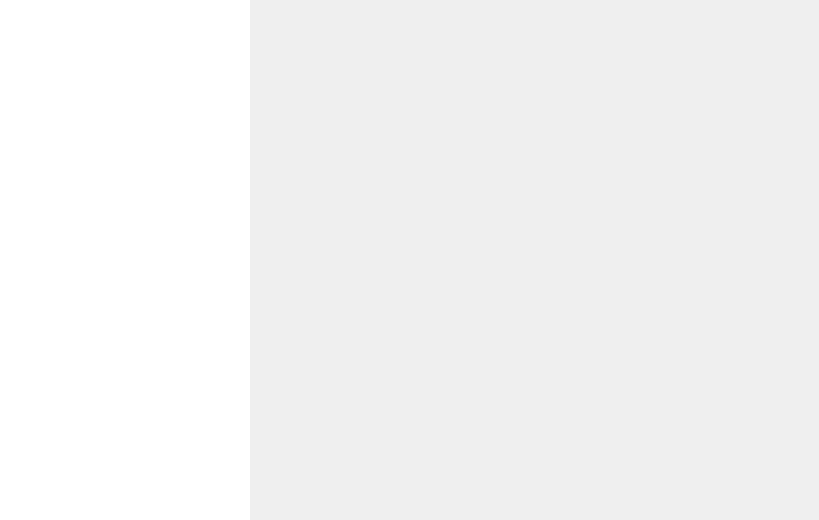
Old version of the form Include/imtgui/CCompositeObjectViewComp.ui in the repository ImagingTools/ImtCore.
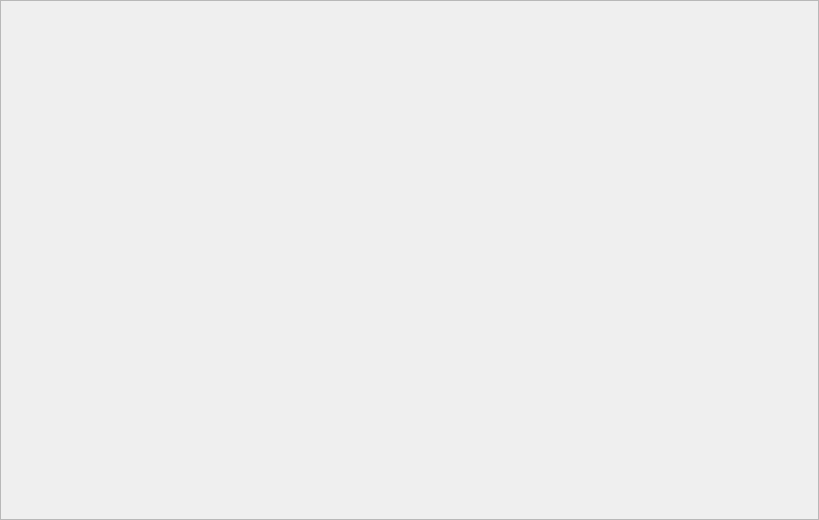
New version of the form.

Commit message: Introduced view extenders for CCompositeObjectViewComp

```diff
--- a/Include/imtgui/CCompositeObjectViewComp.ui
+++ b/Include/imtgui/CCompositeObjectViewComp.ui
@@ -137,113 +137,14 @@
     <number>0</number>
    </property>
    <item>
-    <layout class="QHBoxLayout" name="horizontalLayout_3">
-     <property name="spacing">
-      <number>0</number>
+    <widget class="QFrame" name="frame">
+     <property name="frameShape">
+      <enum>QFrame::StyledPanel</enum>
      </property>
-     <item>
-      <widget class="QFrame" name="LeftFrame">
-       <property name="minimumSize">
-        <size>
-         <width>250</width>
-         <height>0</height>
-        </size>
-       </property>
-       <property name="maximumSize">
-        <size>
-         <width>250</width>
-         <height>16777215</height>
-        </size>
-       </property>
-       <property name="frameShape">
-        <enum>QFrame::NoFrame</enum>
-       </property>
-       <property name="frameShadow">
-        <enum>QFrame::Raised</enum>
-       </property>
-       <layout class="QVBoxLayout" name="verticalLayout_4">
-        <property name="spacing">
-         <number>0</number>
-        </property>
-        <property name="leftMargin">
-         <number>0</number>
-        </property>
-        <property name="topMargin">
-         <number>0</number>
-        </property>
-        <property name="rightMargin">
-         <number>0</number>
-        </property>
-        <property name="bottomMargin">
-         <number>0</number>
-        </property>
-        <item>
-         <widget class="QListView" name="TaskList">
-          <property name="frameShape">
-           <enum>QFrame::NoFrame</enum>
-          </property>
-          <property name="verticalScrollBarPolicy">
-           <enum>Qt::ScrollBarAlwaysOff</enum>
-          </property>
-          <property name="horizontalScrollBarPolicy">
-           <enum>Qt::ScrollBarAlwaysOff</enum>
-          </property>
-          <property name="iconSize">
-           <size>
-            <width>230</width>
-            <height>220</height>
-           </size>
-          </property>
-          <property name="verticalScrollMode">
-           <enum>QAbstractItemView::ScrollPerPixel</enum>
-          </property>
-         </widget>
-        </item>
-       </layout>
-      </widget>
-     </item>
-     <item>
-      <widget class="QFrame" name="TaskFrame">
-       <property name="sizePolicy">
-        <sizepolicy hsizetype="Expanding" vsizetype="Expanding">
-         <horstretch>0</horstretch>
-         <verstretch>0</verstretch>
-        </sizepolicy>
-       </property>
-       <property name="frameShape">
-        <enum>QFrame::NoFrame</enum>
-       </property>
-       <property name="frameShadow">
-        <enum>QFrame::Raised</enum>
-       </property>
-       <layout class="QVBoxLayout" name="verticalLayout">
-        <property name="spacing">
-         <number>0</number>
-        </property>
-        <property name="leftMargin">
-         <number>0</number>
-        </property>
-        <property name="topMargin">
-         <number>0</number>
-        </property>
-        <property name="rightMargin">
-         <number>0</number>
-        </property>
-        <property name="bottomMargin">
-         <number>0</number>
-        </property>
-        <item>
-         <widget class="QStackedWidget" name="TaskEditorStack">
-          <property name="currentIndex">
-           <number>0</number>
-          </property>
-          <widget class="QWidget" name="View1"/>
-         </widget>
-        </item>
-       </layout>
-      </widget>
-     </item>
-    </layout>
+     <property name="frameShadow">
+      <enum>QFrame::Raised</enum>
+     </property>
+    </widget>
    </item>
   </layout>
  </widget>
```
The commit also changes 8 other files.
